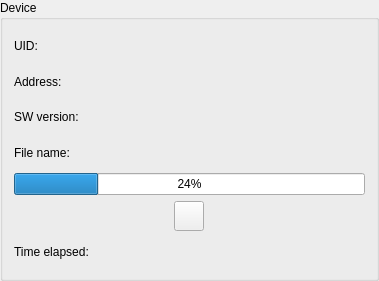
Qt form DeviceItemView/deviceitem.ui (SundaySW/CAN_FW_Loader) before a commit.
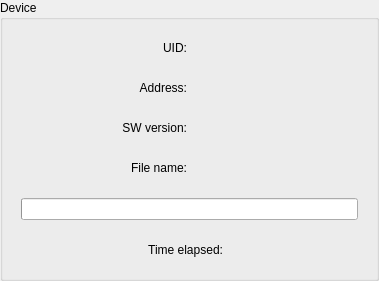
The same form after that commit. Icons and pictures are not drawn.

Patch:
```diff
--- a/DeviceItemView/deviceitem.ui
+++ b/DeviceItemView/deviceitem.ui
@@ -26,6 +26,9 @@
          <property name="text">
           <string>UID:</string>
          </property>
+         <property name="alignment">
+          <set>Qt::AlignRight|Qt::AlignTrailing|Qt::AlignVCenter</set>
+         </property>
         </widget>
        </item>
        <item>
@@ -44,6 +47,9 @@
          <property name="text">
           <string>Address:</string>
          </property>
+         <property name="alignment">
+          <set>Qt::AlignRight|Qt::AlignTrailing|Qt::AlignVCenter</set>
+         </property>
         </widget>
        </item>
        <item>
@@ -62,6 +68,9 @@
          <property name="text">
           <string>SW version:</string>
          </property>
+         <property name="alignment">
+          <set>Qt::AlignRight|Qt::AlignTrailing|Qt::AlignVCenter</set>
+         </property>
         </widget>
        </item>
        <item>
@@ -80,6 +89,9 @@
          <property name="text">
           <string>File name:</string>
          </property>
+         <property name="alignment">
+          <set>Qt::AlignRight|Qt::AlignTrailing|Qt::AlignVCenter</set>
+         </property>
         </widget>
        </item>
        <item>
@@ -93,17 +105,75 @@
      </item>
      <item>
       <layout class="QHBoxLayout" name="horizontalLayout_6">
+       <property name="leftMargin">
+        <number>7</number>
+       </property>
+       <property name="topMargin">
+        <number>7</number>
+       </property>
+       <property name="rightMargin">
+        <number>7</number>
+       </property>
+       <property name="bottomMargin">
+        <number>7</number>
+       </property>
        <item>
         <widget class="QProgressBar" name="progressBar">
          <property name="value">
-          <number>24</number>
+          <number>0</number>
+         </property>
+         <property name="textVisible">
+          <bool>false</bool>
+         </property>
+         <property name="orientation">
+          <enum>Qt::Horizontal</enum>
          </property>
         </widget>
        </item>
       </layout>
      </item>
+     <item>
+      <layout class="QHBoxLayout" name="horizontalLayout_5">
      <item>
       <layout class="QHBoxLayout" name="horizontalLayout_7">
+         <item>
+          <widget class="QPushButton" name="refresh_btn">
+           <property name="minimumSize">
+            <size>
+             <width>30</width>
+             <height>30</height>
+            </size>
+           </property>
+           <property name="maximumSize">
+            <size>
+             <width>30</width>
+             <height>30</height>
+            </size>
+           </property>
+           <property name="text">
+            <string/>
+           </property>
+           <property name="icon">
+            <iconset resource="../Resources/icons.qrc">
+             <normaloff>:/icons/icons/refresh.svg</normaloff>:/icons/icons/refresh.svg</iconset>
+           </property>
+           <property name="iconSize">
+            <size>
+             <width>30</width>
+             <height>30</height>
+            </size>
+           </property>
+           <property name="autoDefault">
+            <bool>true</bool>
+           </property>
+           <property name="default">
+            <bool>true</bool>
+           </property>
+           <property name="flat">
+            <bool>true</bool>
+           </property>
+          </widget>
+         </item>
        <item>
         <widget class="QPushButton" name="cancel_btn">
          <property name="minimumSize">
@@ -127,17 +197,27 @@
            <height>30</height>
           </size>
          </property>
+           <property name="autoDefault">
+            <bool>true</bool>
+           </property>
+           <property name="default">
+            <bool>true</bool>
+           </property>
+           <property name="flat">
+            <bool>true</bool>
+           </property>
         </widget>
        </item>
       </layout>
      </item>
-     <item>
-      <layout class="QHBoxLayout" name="horizontalLayout_5">
        <item>
         <widget class="QLabel" name="label">
          <property name="text">
           <string>Time elapsed:</string>
          </property>
+         <property name="alignment">
+          <set>Qt::AlignRight|Qt::AlignTrailing|Qt::AlignVCenter</set>
+         </property>
         </widget>
        </item>
        <item>
```
Left out of the diff: 8 changed lines with no effect on the pictures. Lines whose indentation alone changed are shown as unchanged.
